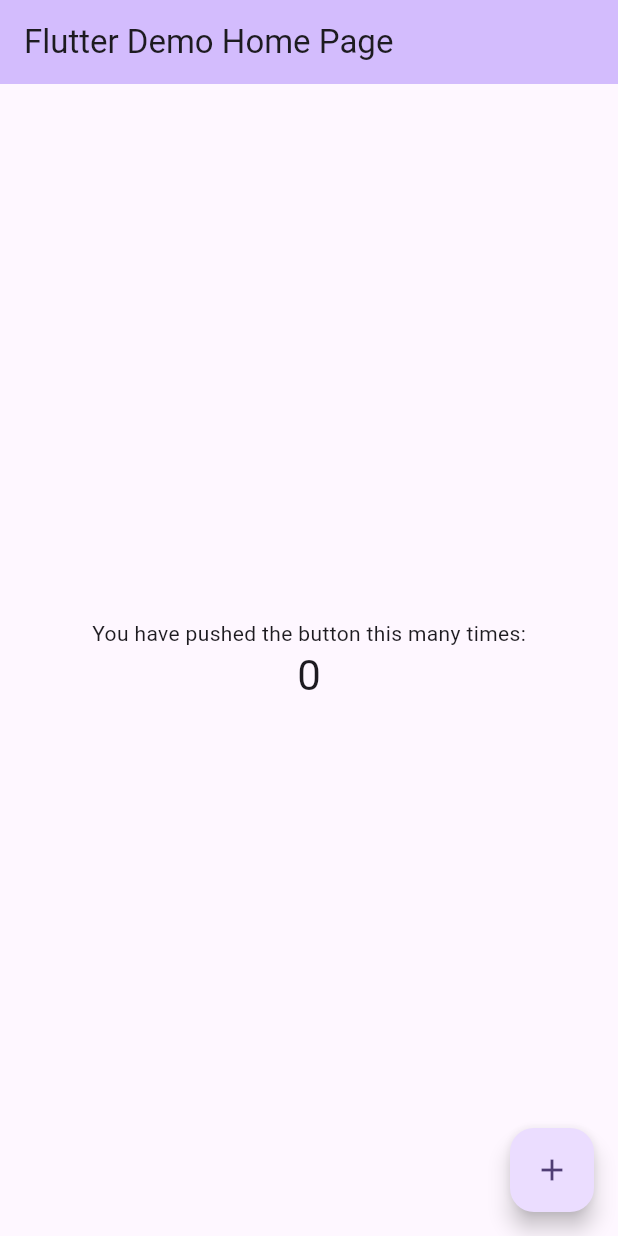
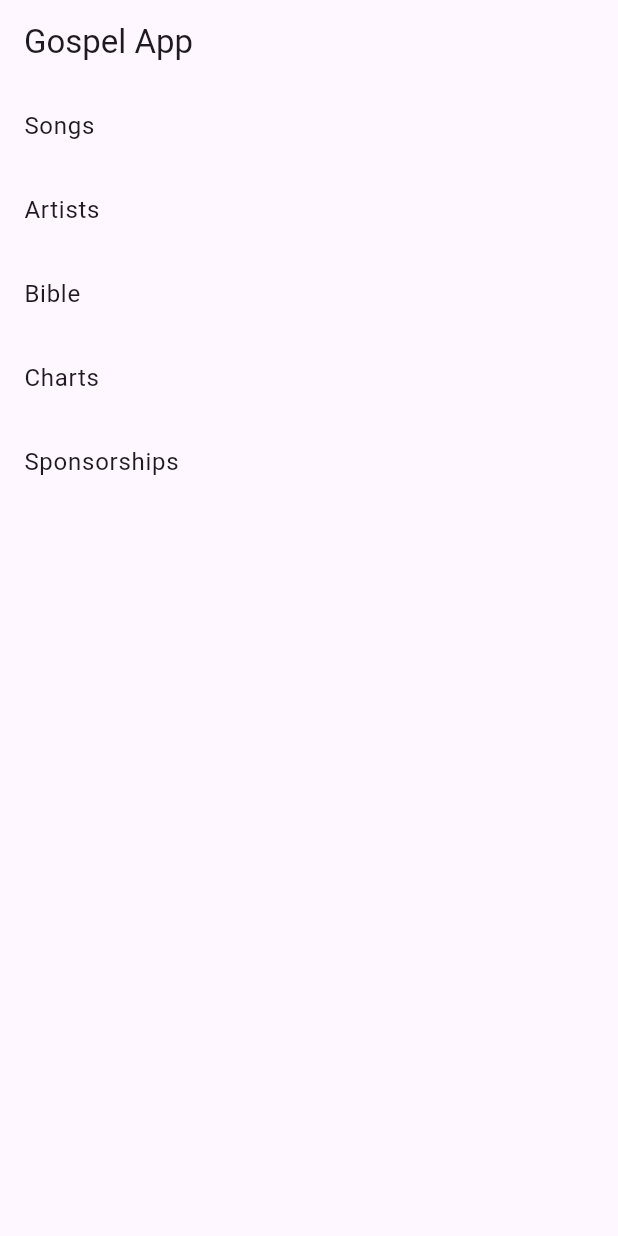
Before and after one commit to tawandakasunzuma/gospel-sa-app, a Flutter app: the screen it shows after launch, on a phone screen of 412 x 824 dp. Run offline on Flutter 3.47's test engine with Material 3 defaults, Android fonts, the phone set to English and light mode, and no system bars.

Commit message:
Setup feature structure and basic home screen

```diff
--- a/lib/features/home/home_screen.dart
+++ b/lib/features/home/home_screen.dart
@@ -0,0 +1,42 @@
+import 'package:flutter/material.dart';
+
+class HomeScreen extends StatelessWidget {
+  const HomeScreen({super.key});
+
+  @override
+  Widget build(BuildContext context) {
+    return Scaffold(
+      appBar: AppBar(
+        title: const Text('Gospel App'),
+      ),
+      body: ListView(
+        children: [
+          ListTile(
+            title: const Text("Songs"),
+            onTap: () {},
+          ),
+
+          ListTile(
+            title: const Text("Artists"),
+            onTap: () {},
+          ),
+
+          ListTile(
+            title: const Text("Bible"),
+            onTap: () {},
+          ),
+
+          ListTile(
+            title: const Text("Charts"),
+            onTap: () {},
+          ),
+
+          ListTile(
+            title: const Text("Sponsorships"),
+            onTap: () {},
+          ),
+        ],
+      ),
+    );
+  }
+}
--- a/lib/main.dart
+++ b/lib/main.dart
@@ -1,122 +1,19 @@
 import 'package:flutter/material.dart';
+import 'features/home/home_screen.dart';
 
 void main() {
-  runApp(const MyApp());
+  runApp(const GospelApp());
 }
 
-class MyApp extends StatelessWidget {
-  const MyApp({super.key});
+class GospelApp extends StatelessWidget {
+  const GospelApp({super.key});
 
-  // This widget is the root of your application.
   @override
   Widget build(BuildContext context) {
     return MaterialApp(
-      title: 'Flutter Demo',
-      theme: ThemeData(
-        // This is the theme of your application.
-        //
-        // TRY THIS: Try running your application with "flutter run". You'll see
-        // the application has a purple toolbar. Then, without quitting the app,
-        // try changing the seedColor in the colorScheme below to Colors.green
-        // and then invoke "hot reload" (save your changes or press the "hot
-        // reload" button in a Flutter-supported IDE, or press "r" if you used
-        // the command line to start the app).
-        //
-        // Notice that the counter didn't reset back to zero; the application
-        // state is not lost during the reload. To reset the state, use hot
-        // restart instead.
-        //
-        // This works for code too, not just values: Most code changes can be
-        // tested with just a hot reload.
-        colorScheme: .fromSeed(seedColor: Colors.deepPurple),
-      ),
-      home: const MyHomePage(title: 'Flutter Demo Home Page'),
+      debugShowCheckedModeBanner: false,
+      title: 'Gospel App',
+      home: const HomeScreen(),
     );
   }
 }
-
-class MyHomePage extends StatefulWidget {
-  const MyHomePage({super.key, required this.title});
-
-  // This widget is the home page of your application. It is stateful, meaning
-  // that it has a State object (defined below) that contains fields that affect
-  // how it looks.
-
-  // This class is the configuration for the state. It holds the values (in this
-  // case the title) provided by the parent (in this case the App widget) and
-  // used by the build method of the State. Fields in a Widget subclass are
-  // always marked "final".
-
-  final String title;
-
-  @override
-  State<MyHomePage> createState() => _MyHomePageState();
-}
-
-class _MyHomePageState extends State<MyHomePage> {
-  int _counter = 0;
-
-  void _incrementCounter() {
-    setState(() {
-      // This call to setState tells the Flutter framework that something has
-      // changed in this State, which causes it to rerun the build method below
-      // so that the display can reflect the updated values. If we changed
-      // _counter without calling setState(), then the build method would not be
-      // called again, and so nothing would appear to happen.
-      _counter++;
-    });
-  }
-
-  @override
-  Widget build(BuildContext context) {
-    // This method is rerun every time setState is called, for instance as done
-    // by the _incrementCounter method above.
-    //
-    // The Flutter framework has been optimized to make rerunning build methods
-    // fast, so that you can just rebuild anything that needs updating rather
-    // than having to individually change instances of widgets.
-    return Scaffold(
-      appBar: AppBar(
-        // TRY THIS: Try changing the color here to a specific color (to
-        // Colors.amber, perhaps?) and trigger a hot reload to see the AppBar
-        // change color while the other colors stay the same.
-        backgroundColor: Theme.of(context).colorScheme.inversePrimary,
-        // Here we take the value from the MyHomePage object that was created by
-        // the App.build method, and use it to set our appbar title.
-        title: Text(widget.title),
-      ),
-      body: Center(
-        // Center is a layout widget. It takes a single child and positions it
-        // in the middle of the parent.
-        child: Column(
-          // Column is also a layout widget. It takes a list of children and
-          // arranges them vertically. By default, it sizes itself to fit its
-          // children horizontally, and tries to be as tall as its parent.
-          //
-          // Column has various properties to control how it sizes itself and
-          // how it positions its children. Here we use mainAxisAlignment to
-          // center the children vertically; the main axis here is the vertical
-          // axis because Columns are vertical (the cross axis would be
-          // horizontal).
-          //
-          // TRY THIS: Invoke "debug painting" (choose the "Toggle Debug Paint"
-          // action in the IDE, or press "p" in the console), to see the
-          // wireframe for each widget.
-          mainAxisAlignment: .center,
-          children: [
-            const Text('You have pushed the button this many times:'),
-            Text(
-              '$_counter',
-              style: Theme.of(context).textTheme.headlineMedium,
-            ),
-          ],
-        ),
-      ),
-      floatingActionButton: FloatingActionButton(
-        onPressed: _incrementCounter,
-        tooltip: 'Increment',
-        child: const Icon(Icons.add),
-      ),
-    );
-  }
-}
```
Also changed, not shown: lib/features/sponsorships/sponsortships.dart (added).
